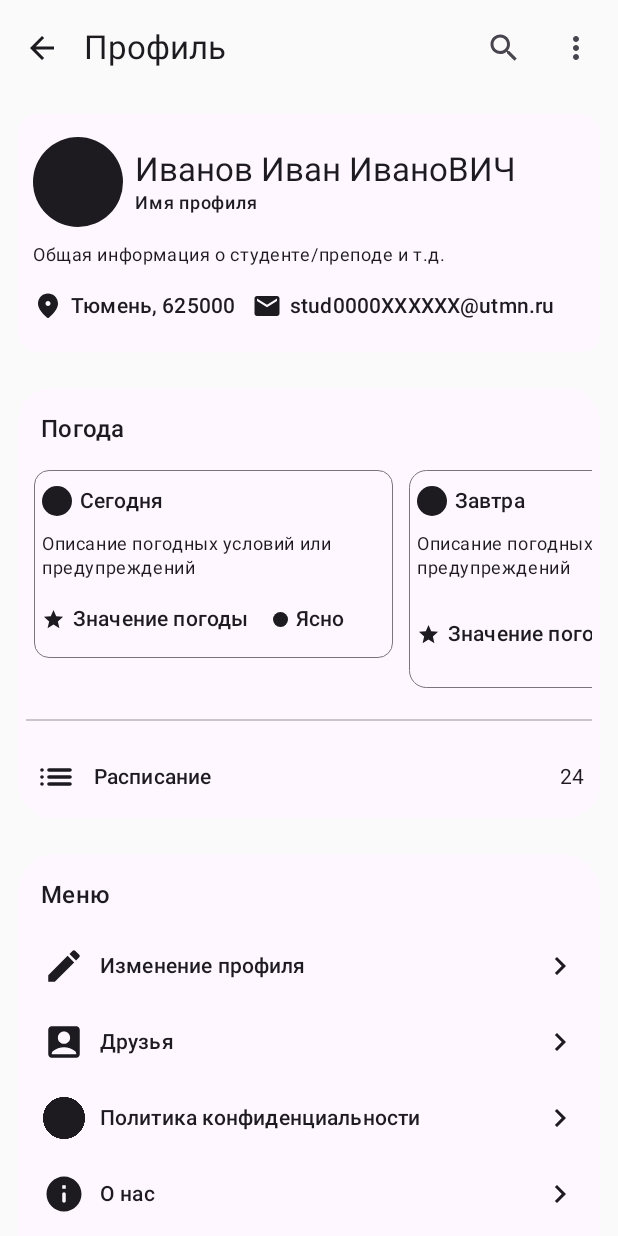
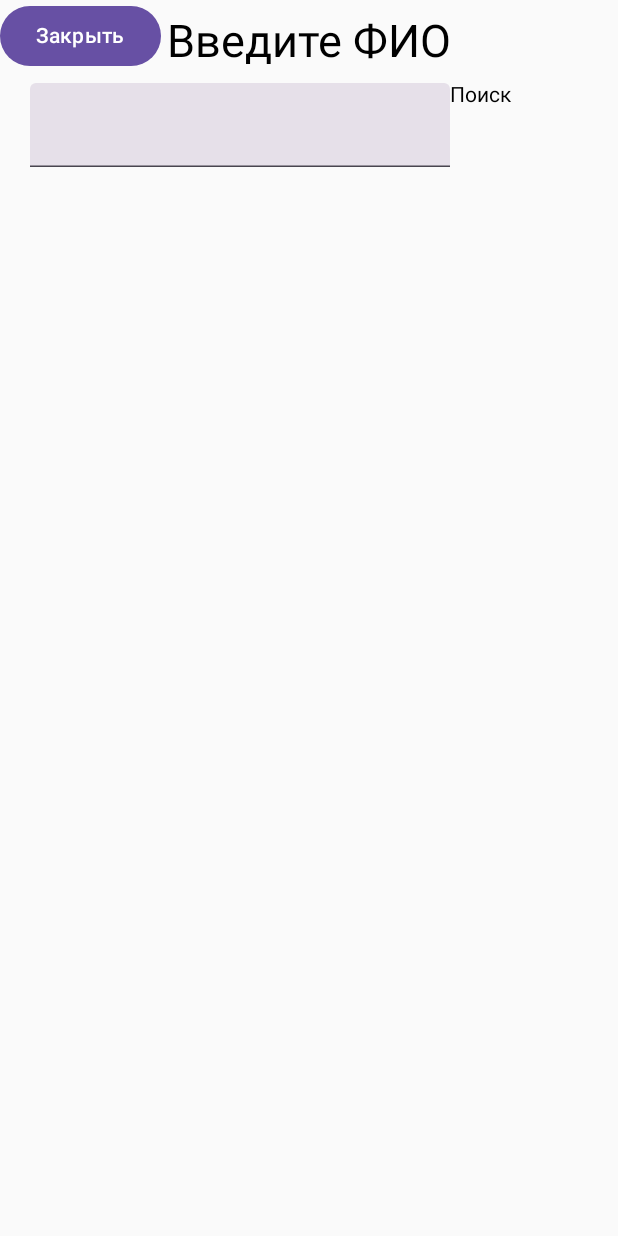
Before and after one commit to saaamat/scheudle_app, an Android app built with Jetpack Compose: the screen it shows after launch (MainActivity before the commit, LoginActivity after it), on a phone screen of 412 x 824 dp. Run offline under Robolectric (Android 15) with nearby library versions, the phone set to English and light mode, and no system bars; 1 statement that could not run was skipped.

Commit message:
ktor data classes, login screen sample, intent bug fix

```diff
--- /dev/null
+++ b/app/src/main/java/com/example/dashboard/LoginActivity.kt
@@ -0,0 +1,82 @@
+package com.example.dashboard
+
+import android.app.Activity
+import android.os.Bundle
+import android.text.style.BackgroundColorSpan
+import androidx.activity.ComponentActivity
+import androidx.activity.compose.setContent
+import androidx.compose.foundation.background
+import androidx.compose.foundation.clickable
+import androidx.compose.foundation.layout.Arrangement
+import androidx.compose.foundation.layout.Column
+import androidx.compose.foundation.layout.IntrinsicSize
+import androidx.compose.foundation.layout.Row
+import androidx.compose.foundation.layout.fillMaxSize
+import androidx.compose.foundation.layout.height
+import androidx.compose.foundation.layout.padding
+import androidx.compose.material3.Button
+import androidx.compose.material3.MaterialTheme
+import androidx.compose.material3.Surface
+import androidx.compose.material3.Text
+import androidx.compose.material3.TextField
+import androidx.compose.material3.ButtonDefaults
+import androidx.compose.material3.OutlinedButton
+import androidx.compose.material3.TextFieldDefaults
+import androidx.compose.runtime.Composable
+import androidx.compose.ui.Alignment
+import androidx.compose.ui.Modifier
+import androidx.compose.ui.graphics.Color
+import androidx.compose.ui.platform.LocalContext
+import androidx.compose.ui.tooling.preview.Preview
+import androidx.compose.ui.unit.dp
+import androidx.compose.ui.unit.sp
+import com.example.dashboard.ui.theme.DashBoardTheme
+
+class LoginActivity : ComponentActivity() {
+    override fun onCreate(savedInstanceState: Bundle?) {
+        super.onCreate(savedInstanceState)
+        setContent {
+            DashBoardTheme {
+
+            }
+            Column (
+                modifier = Modifier
+                    .fillMaxSize()
+                    .padding(10.dp),
+                horizontalAlignment = Alignment.CenterHorizontally,
+                verticalArrangement = Arrangement.Top
+            ) {
+                Text (
+                    text = "Введите ФИО",
+                    fontSize = 30.sp
+                )
+                Row (
+                    modifier = Modifier
+                        .fillMaxSize()
+                        .padding(10.dp),
+                    verticalAlignment = Alignment.Top
+                ) {
+                    TextField (
+                        value = "",
+                        onValueChange = {}
+                    )
+                    Text (
+                        text = "Поиск",
+                        modifier = Modifier
+                            .height(20.dp)
+                            .clickable(onClick = {
+                                //
+                            })
+                    )
+                }
+            }
+
+            val activity = (LocalContext.current as? Activity)
+            Button (onClick = { activity?.finish() }) {
+                Text (
+                    text = "Закрыть"
+                )
+            }
+        }
+    }
+}
--- a/app/src/main/java/com/example/dashboard/MainActivity.kt
+++ b/app/src/main/java/com/example/dashboard/MainActivity.kt
@@ -61,14 +61,20 @@ import androidx.compose.ui.graphics.vector.ImageVector
 import androidx.compose.ui.platform.LocalContext
 import androidx.compose.ui.platform.testTag
 import androidx.compose.ui.tooling.preview.Preview
+import androidx.navigation.compose.rememberNavController
 
 class MainActivity : ComponentActivity() {
     override fun onCreate(savedInstanceState: Bundle?) {
         super.onCreate(savedInstanceState)
         setContent {
+
             ProfileScreen(
                 onGoBack = { }
+
+
             )
+
+            LocalContext.current.startActivity(Intent(LocalContext.current, LoginActivity::class.java))
         }
     }
 }
@@ -313,12 +319,9 @@ fun MainProfileContent() {
             Divider(modifier = Modifier.padding(vertical = 15.dp))
 
             GitContentItem(
-                modifier = Modifier.clickable(){
-                        val intent = Intent(context, SecondActivity::class.java)
-                        context.startActivity(intent)
-                    }
-
-                    .padding(vertical = 2.dp),
+                modifier = Modifier.padding(vertical = 2.dp).clickable(onClick = {
+                    context.startActivity(Intent(context, SecondActivity::class.java))
+                }),
                 icon = {
                     Icon(
                         imageVector = DCodeIcon.ImageVectorIcon(MyIcons.List).imageVector,
--- a/app/src/main/res/values/strings.xml
+++ b/app/src/main/res/values/strings.xml
@@ -1,7 +1,8 @@
 <resources>
-    <string name="app_name">DashBoard</string>
+    <string name="app_name">ScheduleApp</string>
     <string name="txt_profile">Profile for Schedules and more</string>
     <string name="txt_more_options">More options for this application</string>
     <string name="prof">Профиль</string>
     <string name="fio">Иванов Иван ИваноВИЧ</string>
+    <string name="title_activity_login">LoginActivity</string>
 </resources>
--- a/ktor_backend_tests/ktor_http_requests_test/src/main/kotlin/Main.kt
+++ b/ktor_backend_tests/ktor_http_requests_test/src/main/kotlin/Main.kt
@@ -25,7 +25,7 @@ suspend fun main() {
 }
 
 @Serializable
-data class Descriptions (val id: Int?, val description: String, val index: Int)
+data class Descriptions (val id: Int?, val name: Int, val description: String, val index: Int)
 
 @Serializable
 data class Events (val id: Int, val start_time: String, val end_time: String, val subject_name: String, val location: String, val instructors: String, val event_type: String, val subject_name_short: String)
```
Also changed, not shown: app/build.gradle.kts (+13 -0 lines), app/src/main/AndroidManifest.xml (+9 -1 lines), app/src/main/java/databases/classes/Descriptions.kt (added, +11 -0 lines), app/src/main/java/databases/classes/Events.kt (added, +15 -0 lines), app/src/main/java/databases/classes/Names.kt (added, +9 -0 lines), app/src/main/java/databases/classes/Profiles.kt (added, +10 -0 lines), app/src/main/java/databases/classes/ProfilesEvents.kt (added, +10 -0 lines), app/src/main/java/databases/requests/ServerDatabaseRequests.kt (added, +38 -0 lines).
